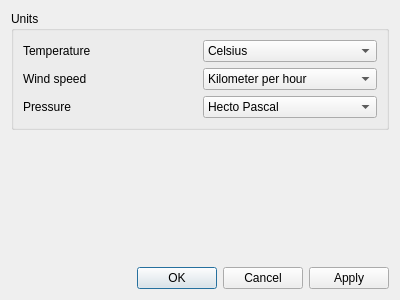
Qt form src/plugins/render/weather/WeatherConfigWidget.ui (KDE/marble) before a commit.
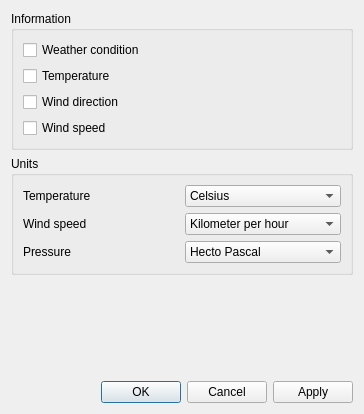
The same form after that commit.

Commit message: Marbles WeatherPlugin now configurable to show more than condition and temperature. Layout isn't bug-free, yet.

```diff
--- a/src/plugins/render/weather/WeatherConfigWidget.ui
+++ b/src/plugins/render/weather/WeatherConfigWidget.ui
@@ -6,14 +6,51 @@
    <rect>
     <x>0</x>
     <y>0</y>
-    <width>400</width>
-    <height>300</height>
+    <width>364</width>
+    <height>414</height>
    </rect>
   </property>
   <property name="windowTitle">
    <string>Configure Weather Plugin</string>
   </property>
-  <layout class="QVBoxLayout" name="verticalLayout_2">
+  <layout class="QVBoxLayout" name="verticalLayout_3">
+   <item>
+    <widget class="QGroupBox" name="m_informationGroupBox">
+     <property name="title">
+      <string>Information</string>
+     </property>
+     <layout class="QVBoxLayout" name="verticalLayout_2">
+      <item>
+       <widget class="QCheckBox" name="m_weatherConditionBox">
+        <property name="text">
+         <string>Weather condition</string>
+        </property>
+       </widget>
+      </item>
+      <item>
+       <widget class="QCheckBox" name="m_temperatureBox">
+        <property name="text">
+         <string>Temperature</string>
+        </property>
+       </widget>
+      </item>
+      <item>
+       <widget class="QCheckBox" name="m_windDirectionBox">
+        <property name="text">
+         <string>Wind direction</string>
+        </property>
+       </widget>
+      </item>
+      <item>
+       <widget class="QCheckBox" name="m_windSpeedBox">
+        <property name="text">
+         <string>Wind speed</string>
+        </property>
+       </widget>
+      </item>
+     </layout>
+    </widget>
+   </item>
    <item>
     <widget class="QGroupBox" name="m_unitsGroupBox">
      <property name="title">
@@ -136,7 +173,7 @@
      <property name="sizeHint" stdset="0">
       <size>
        <width>20</width>
-       <height>118</height>
+       <height>80</height>
       </size>
      </property>
     </spacer>
```
The commit also changes 6 other files.
